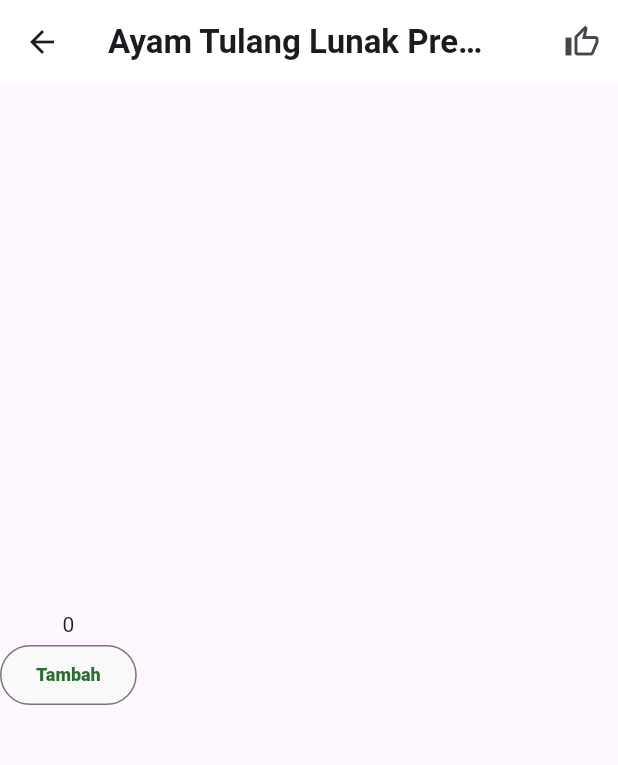
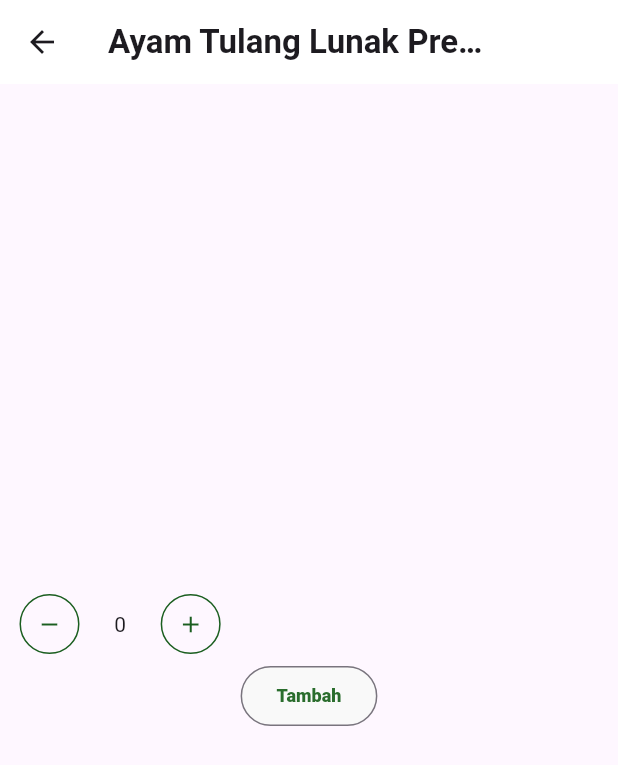
Before and after one commit to devabrahmasta/Gopuut_PandeMadeDevaBrahmasta_ITCMobile, a Flutter app: the MenuPage screen opened directly, on a phone screen of 412 x 824 dp. Shown: the top 765 px of the screen. Run offline on Flutter 3.47's test engine with Material 3 defaults, Android fonts, the light colour scheme and no system bars; our stand-ins replace flutter_svg, google_fonts; network calls fail.

Commit message:
icon button

```diff
--- a/lib/pages/menu_page.dart
+++ b/lib/pages/menu_page.dart
@@ -1,5 +1,3 @@
-import 'dart:developer';
-
 import 'package:flutter/material.dart';
 
 class MenuPage extends StatefulWidget {
@@ -11,6 +9,7 @@ class MenuPage extends StatefulWidget {
 
 class _MenuPageState extends State<MenuPage> {
   int number = 0;
+
   @override
   Widget build(BuildContext context) {
     return Scaffold(
@@ -22,13 +21,6 @@ class _MenuPageState extends State<MenuPage> {
               'Ayam Tulang Lunak Prestobox',
               style: TextStyle(fontWeight: FontWeight.bold),
             )),
-          actions: [
-            IconButton(
-                onPressed: () {
-                  Icon(Icons.thumb_up_rounded);
-                },
-                icon: Icon(Icons.thumb_up_outlined))
-          ],
       ),
       body: Column(
         mainAxisAlignment: MainAxisAlignment.center,
@@ -36,13 +28,58 @@ class _MenuPageState extends State<MenuPage> {
         children: [
           Column(
             children: [
+              //STATEFULL BUTTON
+              Row(
+                children: [
+                  OutlinedButton(
+                    onPressed: () {
+                      setState(() {
+                        if (number > 0) {
+                          number--;
+                        }
+                      });
+                    },
+                    child: Icon(Icons.remove, color: Colors.green.shade900),
+                    style: OutlinedButton.styleFrom(
+                      side: BorderSide(color: Colors.green.shade900, width: 1),
+                      shape: CircleBorder(),
+                    ),
+                  ),
+                  SizedBox(
+                    width: 10,
+                  ),
                   Text('$number'),
+                  SizedBox(
+                    width: 10,
+                  ),
                   OutlinedButton(
                     onPressed: () {
                       setState(() {
                         number++;
                       });
-                    log('$number');
+                    },
+                    child: Icon(Icons.add, color: Colors.green.shade900),
+                    style: OutlinedButton.styleFrom(
+                      side: BorderSide(color: Colors.green.shade900, width: 1),
+                      shape: CircleBorder(),
+                    ),
+                  ),
+                ],
+              ),
+
+              OutlinedButton(
+                onPressed: () {
+                  showModalBottomSheet(
+                      context: context,
+                      builder: (BuildContext context) {
+                        return SizedBox(
+                          width: 500,
+                          height: 400,
+                          child: Column(
+                            children: [Text('Namanya')],
+                          ),
+                        );
+                      });
                 },
                 child: Text('Tambah'),
                 style: OutlinedButton.styleFrom(
@@ -54,9 +91,10 @@ class _MenuPageState extends State<MenuPage> {
                   foregroundColor: const Color.fromARGB(255, 42, 109, 45),
                 ),
               ),
-
             ],
-          )
-        ]));
+          ),
+        ],
+      ),
+    );
   }
 }
```
Lines whose indentation alone changed are shown as unchanged.
